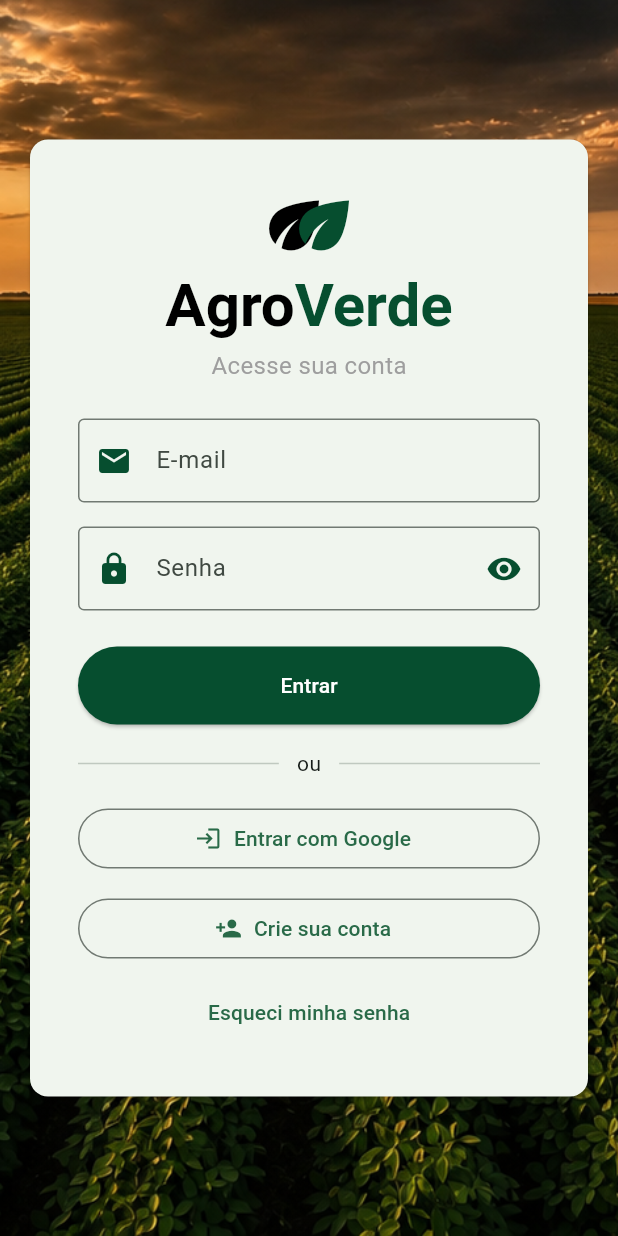
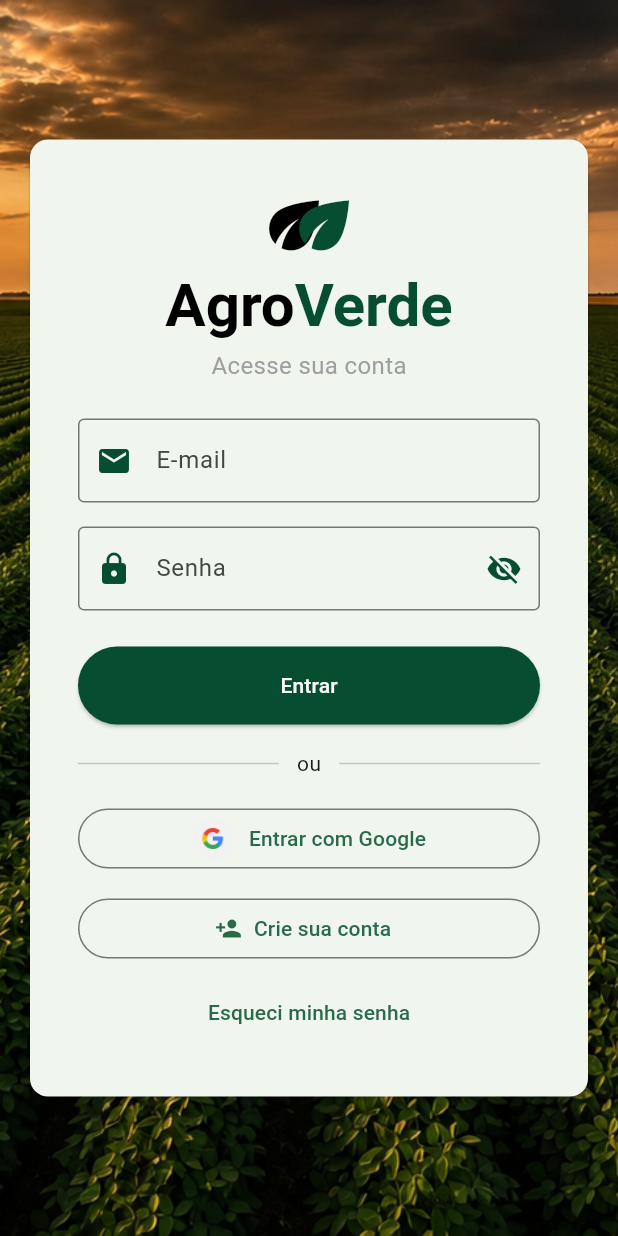
Before and after one commit to NasciM3nt0Felipe/agroverde-flutter, a Flutter app: the LoginPage screen opened by its route, after a tap on "Entrar com Google", on a phone screen of 412 x 824 dp. Run offline on Flutter 3.47's test engine with Material 3 defaults, Android fonts, the phone set to English and light mode, and no system bars.

Commit message:
feat(login): finaliza layout visual da tela de login

```diff
--- a/agroverde/lib/pages/login_page.dart
+++ b/agroverde/lib/pages/login_page.dart
@@ -103,8 +103,8 @@
                           suffixIcon: IconButton(
                             icon: Icon(
                               _obscurePassword
-                                  ? Icons.visibility
-                                  : Icons.visibility_off,
+                                  ? Icons.visibility_off
+                                  : Icons.visibility,
                             ),
                             onPressed: () {
                               setState(() {
@@ -150,10 +150,21 @@
 
                       SizedBox(
                         width: double.infinity,
-                        child: OutlinedButton.icon(
-                          onPressed: () {},
-                          icon: const Icon(Icons.login),
-                          label: const Text('Entrar com Google'),
+                        child: OutlinedButton(
+                          onPressed: () {
+                            print('Login com Google');
+                          },
+                          child: Row(
+                            mainAxisAlignment: MainAxisAlignment.center,
+                            children: [
+                              Image.asset(
+                                'assets/icons/google.png',
+                                height: 28,
+                              ),
+                              const SizedBox(width: 10),
+                              const Text('Entrar com Google'),
+                            ],
+                          ),
                         ),
                       ),
 
```
Also changed, not shown: agroverde/assets/icons/google.png (added).
